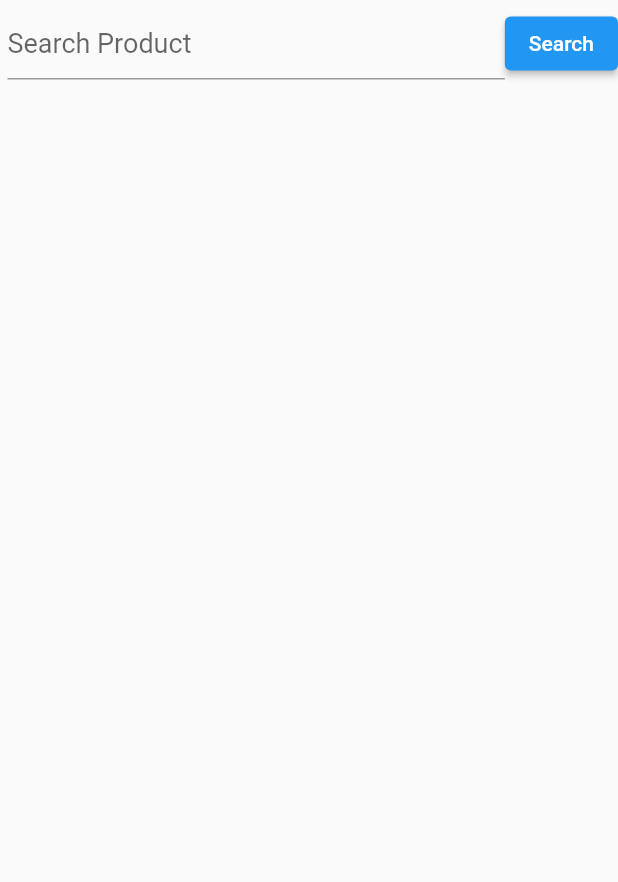
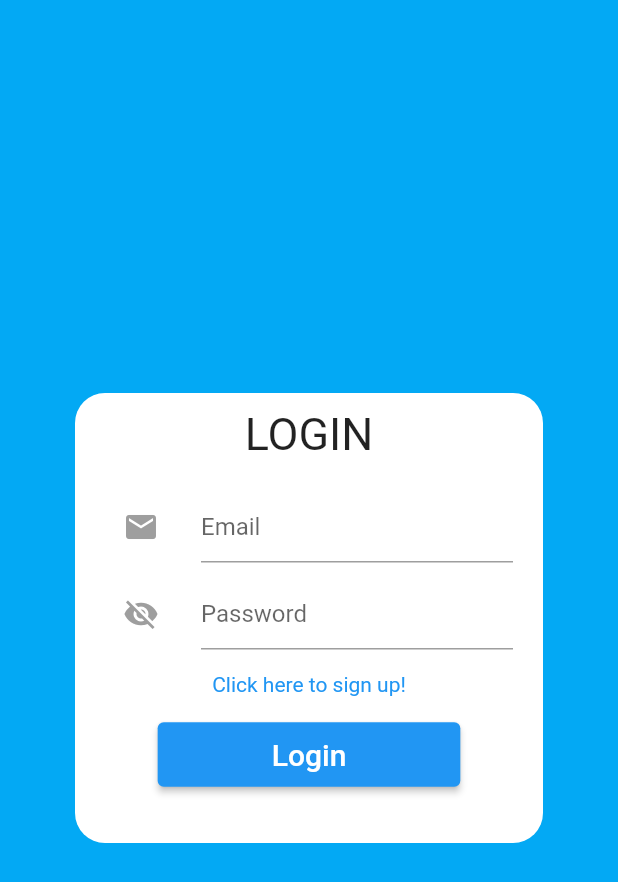
Before and after one commit to Kavarera/LatihanFlutter, a Flutter app: the screen it shows after launch, on a phone screen of 412 x 824 dp. Shown: the top 882 px of the screen. Run offline on Flutter 3.47's test engine with Material 2 defaults, Android fonts, the phone set to English and light mode, and no system bars; our stand-ins replace firebase_auth, firebase_core; missing offline and left inert: dart:ffi; accounts and stored records are empty.

Commit message:
Latihan Firebase

```diff
--- a/LatihanAPIJson/apijson_rafli/lib/main.dart
+++ b/LatihanAPIJson/apijson_rafli/lib/main.dart
@@ -1,8 +1,14 @@
 import 'dart:io';
+import 'package:apijson_rafli/pages/mainpage.dart';
+import 'package:firebase_core/firebase_core.dart';
 
-import 'package:apijson_rafli/pages/mainpage.dart';
+import 'package:apijson_rafli/pages/login.dart';
 import 'package:flutter/material.dart';
-void main() {
+
+
+Future<void> main() async{
+  WidgetsFlutterBinding.ensureInitialized();
+  await Firebase.initializeApp();
   runApp(const MyApp());
 }
 
@@ -19,7 +25,7 @@ class MyApp extends StatelessWidget {
       theme: ThemeData(
         primarySwatch: Colors.blue,
       ),
-      home: MainPage()
+      home: LoginPage()
     );
   }
 }
--- /dev/null
+++ b/LatihanAPIJson/apijson_rafli/lib/pages/login.dart
@@ -0,0 +1,177 @@
+import 'package:apijson_rafli/pages/mainpage.dart';
+import 'package:firebase_auth/firebase_auth.dart';
+import 'package:firebase_core/firebase_core.dart';
+import 'package:flutter/gestures.dart';
+import 'package:flutter/material.dart';
+
+class LoginPage extends StatefulWidget {
+  const LoginPage({ Key? key }) : super(key: key);
+
+  @override
+  State<LoginPage> createState() => _LoginPageState();
+}
+
+class _LoginPageState extends State<LoginPage> {
+  bool noObscure = false;
+  TextEditingController _emailController = new TextEditingController();
+  TextEditingController _passwordController = new TextEditingController();
+  FirebaseAuth _firebaseAuth = FirebaseAuth.instance;
+  @override
+  Widget build(BuildContext context) {
+    return Scaffold(
+      body: Container(
+        color: Colors.lightBlue,
+        child: Center(child: Container(
+          margin: EdgeInsets.only(left: 50,right: 50),
+          height: 300,
+          width: 500,
+          decoration: BoxDecoration(
+            borderRadius: BorderRadius.circular(20),
+            color: Colors.white,
+          ),
+          child: Column(children: [
+            Container(
+              margin: EdgeInsets.only(top: 10),
+              child: const Text("LOGIN",style: TextStyle(
+                fontSize: 30,
+              ),),
+            ),
+            Container(
+              margin: EdgeInsets.only(top: 20),
+              padding: EdgeInsets.only(left: 20,right: 20),
+              child: TextField(
+                controller: _emailController,
+                decoration: InputDecoration(
+                  hintText: "Email",
+                  icon: IconButton(onPressed: (){}, icon: Icon(Icons.mail, color: Colors.grey,)),
+                ),
+              ),
+            ),
+            Container(
+              margin: EdgeInsets.only(top: 10),
+              padding: EdgeInsets.only(left: 20,right: 20),
+              child: TextField(
+                controller: _passwordController,
+                obscureText: !noObscure,
+                decoration: InputDecoration(
+                  hintText: "Password",
+                  icon: IconButton(onPressed: (){
+                    print("CLICKED");
+                    setState(() {
+                      noObscure==false ? noObscure=true : noObscure=false;
+                    });
+                  }, icon: noObscure==false ? Icon(Icons.visibility_off,color: Colors.grey,) : Icon(Icons.visibility,color: Colors.lightBlue,)
+                ),
+                ),),
+              ),
+              Container(
+                margin: EdgeInsets.only(top: 15),
+                child: RichText(text: TextSpan(
+                  text: "Click here to sign up!",
+                  style: TextStyle(color: Colors.blue),
+                  recognizer: TapGestureRecognizer()
+                  ..onTap=(){
+                    showDialog(context: context,
+                    builder: (context){
+                      TextEditingController _emailController = new TextEditingController();
+                      TextEditingController _passwordController = new TextEditingController();
+                      return AlertDialog(
+                        title: Text("Create an account"),
+                        shape: RoundedRectangleBorder(
+                          borderRadius: BorderRadius.circular(12),
+                        ),
+                        content: Builder(
+                          builder: (context){
+                            return Container(
+                              height: MediaQuery.of(context).size.height - 500,
+                              child: Column(
+                                children: [
+                                  TextField(
+                                    controller: _emailController,
+                                    decoration: InputDecoration(
+                                      hintText: "Email"
+                                    ),
+                                  ),
+                                  TextField(
+                                    controller: _passwordController,
+                                    obscureText: true,
+                                    decoration: InputDecoration(
+                                      hintText: "Password"
+                                    ),
+                                  ),
+                                ],
+                              ),
+                            );
+                          },
+                        ),
+                        actions: <Widget>[
+                          ElevatedButton(onPressed: (){
+                           setState(() {
+                             Navigator.pop(context);
+                           });
+                          }, child: Text("Cancel")),
+                          SizedBox(width: 50,),
+                          ElevatedButton(onPressed: ()async{
+                             try{
+                              await FirebaseAuth.instance.createUserWithEmailAndPassword(
+                              email: _emailController.text,
+                              password: _passwordController.text
+                              );
+                              setState(() {
+                                Navigator.pop(context);
+                              });
+                            }
+                            on FirebaseException catch(e){
+                              print(e);
+                            }
+                          }, child: Text("Confirm"))
+                        ],
+                      );
+                    }
+                    );
+                  }
+                )),
+              ),
+              Container(
+                margin: EdgeInsets.only(top: 15),
+                child: ElevatedButton(
+                  onPressed: () async{
+                    try{
+                      await _firebaseAuth.signInWithEmailAndPassword(
+                        email: _emailController.text, password: _passwordController.text
+                        )
+                        .then((value) => Navigator.of(context)
+                        .pushReplacement(MaterialPageRoute(builder: (context)=>MainPage())));
+                    }
+                    on FirebaseException catch(e){
+                      if(e.code=="invalid-email"){
+                        ScaffoldMessenger.of(context).showSnackBar(SnackBar(content: Text("Invalid Email"),
+                        duration: Duration(seconds: 1),));
+                      }
+                      else if(e.code == "user-not-found"){
+                        print("no user with that email");
+                        ScaffoldMessenger.of(context).showSnackBar(SnackBar(content: Text("No user"),
+                        duration: Duration(seconds: 1),));
+                      }
+                      else if(e.code == "wrong-password"){
+                        ScaffoldMessenger.of(context).showSnackBar(SnackBar(content: Text("Email/Password is wrong"),
+                        duration: Duration(seconds: 1),));
+                      }
+                      else{
+                        ScaffoldMessenger.of(context).showSnackBar(SnackBar(content: Text("${e.message}"),
+                        duration: Duration(seconds: 1),));
+                      }
+                    }
+                  },
+                  child: Container(padding: EdgeInsets.only(left: 60,right: 60,top: 10, bottom: 10),
+                    child: Text("Login",style: TextStyle(fontSize: 20),)),
+                ),
+              )
+          ]),
+        )),
+      ),
+    );
+  }
+
+
+}
--- a/LatihanAPIJson/apijson_rafli/lib/pages/mainpage.dart
+++ b/LatihanAPIJson/apijson_rafli/lib/pages/mainpage.dart
@@ -1,7 +1,8 @@
 import 'dart:convert';
-
 import 'package:apijson_rafli/model/product.dart';
 import 'package:apijson_rafli/pages/detailproduct.dart';
+import 'package:apijson_rafli/pages/login.dart';
+import 'package:firebase_auth/firebase_auth.dart';
 import 'package:flutter/cupertino.dart';
 import 'package:flutter/material.dart';
 import 'package:http/http.dart' as http;
@@ -35,6 +36,15 @@ class _MainPageState extends State<MainPage> {
   @override
   Widget build(BuildContext context) {
     return Scaffold(
+      appBar: AppBar(
+        title: Text("Hello, "+FirebaseAuth.instance.currentUser!.email.toString()),
+        actions: [
+          TextButton(onPressed: ()async{
+            await FirebaseAuth.instance.signOut()
+            .then((value) => Navigator.pushReplacement(context, MaterialPageRoute(builder: (_)=>LoginPage())));
+          }, child: Text("Sign Out",style: TextStyle(color: Colors.red,fontWeight: FontWeight.bold))),
+        ],
+      ),
       body: SafeArea(
         child: Column(
           children: [
```
Also changed, not shown: LatihanAPIJson/apijson_rafli/pubspec.yaml (+3 -6 lines), LatihanAPIJson/apijson_rafli/pubspec.lock, 3 other files.
